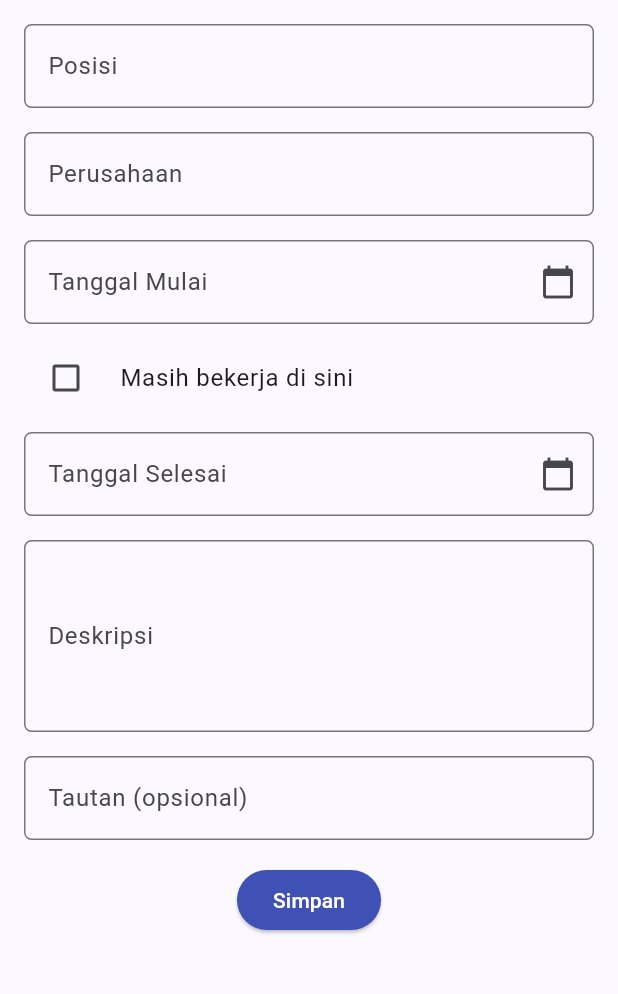
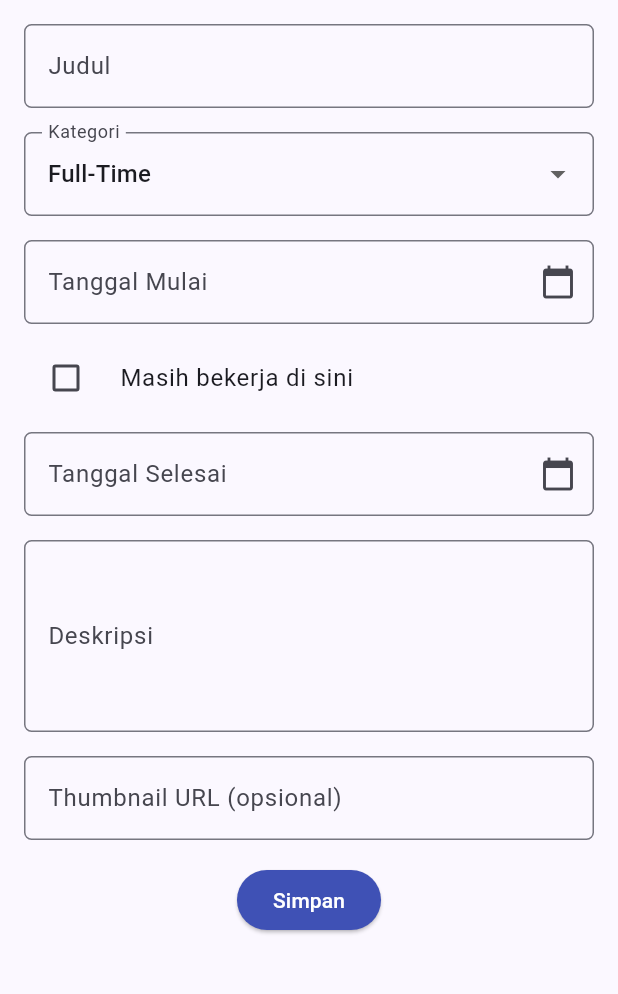
Before and after one commit to dyahzhafira/myportofolio_mobile, a Flutter app: the ExperienceFormPage screen opened directly, on a phone screen of 412 x 824 dp, the part 84-1078 px from its top. Run offline on Flutter 3.47's test engine with Material 3 defaults, Android fonts, the phone set to English and light mode, and no system bars.

Commit message:
fix: align experience form n hide menu snackbar

```diff
--- a/lib/screens/experience_form.dart
+++ b/lib/screens/experience_form.dart
@@ -11,24 +11,41 @@ class ExperienceFormPage extends StatefulWidget {
 
 class _ExperienceFormPageState extends State<ExperienceFormPage> {
   final _formKey = GlobalKey<FormState>();
-  final _positionCtrl = TextEditingController();
-  final _companyCtrl = TextEditingController();
+  final _titleCtrl = TextEditingController();
   final _startCtrl = TextEditingController();
   final _endCtrl = TextEditingController();
   final _descCtrl = TextEditingController();
-  final _linkCtrl = TextEditingController();
+  final _thumbnailCtrl = TextEditingController();
   DateTime? _start;
   DateTime? _end;
   bool _isCurrent = false;
+  String _category = 'Full-Time';
+
+  final List<String> _categories = [
+    'Internship',
+    'Research',
+    'Volunteer',
+    'Part-Time',
+    'Full-Time',
+    'Freelance',
+  ];
+
+  @override
+  void initState() {
+    super.initState();
+    // SnackBar dari card
+    WidgetsBinding.instance.addPostFrameCallback((_) {
+      if (mounted) ScaffoldMessenger.of(context).hideCurrentSnackBar();
+    });
+  }
 
   @override
   void dispose() {
-    _positionCtrl.dispose();
-    _companyCtrl.dispose();
+    _titleCtrl.dispose();
     _startCtrl.dispose();
     _endCtrl.dispose();
     _descCtrl.dispose();
-    _linkCtrl.dispose();
+    _thumbnailCtrl.dispose();
     super.dispose();
   }
 
@@ -58,11 +75,12 @@ class _ExperienceFormPageState extends State<ExperienceFormPage> {
     final link = value?.trim() ?? '';
     if (link.isEmpty) return null;
     final uri = Uri.tryParse(link);
+    // tryParse ga lempar error, jadi cek scheme dan host manual
     final valid =
         uri != null &&
         (uri.scheme == 'http' || uri.scheme == 'https') &&
         uri.host.isNotEmpty;
-    return valid ? null : 'Tautan harus diawali http:// atau https://';
+    return valid ? null : 'URL harus diawali http:// atau https://';
   }
 
   Future<void> _pickDate({required bool isStart}) async {
@@ -73,6 +91,7 @@ class _ExperienceFormPageState extends State<ExperienceFormPage> {
       lastDate: DateTime.now(),
     );
     if (picked == null) return;
+    // lastDate hari ini
     setState(() {
       if (isStart) {
         _start = picked;
@@ -90,6 +109,7 @@ class _ExperienceFormPageState extends State<ExperienceFormPage> {
       _start = null;
       _end = null;
       _isCurrent = false;
+      _category = 'Full-Time';
       _startCtrl.clear();
       _endCtrl.clear();
     });
@@ -105,12 +125,12 @@ class _ExperienceFormPageState extends State<ExperienceFormPage> {
           child: Column(
             crossAxisAlignment: CrossAxisAlignment.start,
             children: [
-              Text('Posisi: ${_positionCtrl.text.trim()}'),
-              Text('Perusahaan: ${_companyCtrl.text.trim()}'),
+              Text('Judul: ${_titleCtrl.text.trim()}'),
+              Text('Kategori: $_category'),
               Text('Mulai: ${_startCtrl.text}'),
               Text('Selesai: ${_isCurrent ? 'Sekarang' : _endCtrl.text}'),
               Text('Deskripsi: ${_descCtrl.text.trim()}'),
-              Text('Tautan: ${_linkCtrl.text.trim()}'),
+              Text('Thumbnail: ${_thumbnailCtrl.text.trim()}'),
             ],
           ),
         ),
@@ -146,17 +166,20 @@ class _ExperienceFormPageState extends State<ExperienceFormPage> {
               Padding(
                 padding: const EdgeInsets.all(8.0),
                 child: TextFormField(
-                  controller: _positionCtrl,
-                  decoration: _decoration('Posisi'),
-                  validator: (v) => _validateRequired(v, 'Posisi'),
+                  controller: _titleCtrl,
+                  decoration: _decoration('Judul'),
+                  validator: (v) => _validateRequired(v, 'Judul', max: 255),
                 ),
               ),
               Padding(
                 padding: const EdgeInsets.all(8.0),
-                child: TextFormField(
-                  controller: _companyCtrl,
-                  decoration: _decoration('Perusahaan'),
-                  validator: (v) => _validateRequired(v, 'Perusahaan'),
+                child: DropdownButtonFormField<String>(
+                  decoration: _decoration('Kategori'),
+                  initialValue: _category,
+                  items: _categories
+                      .map((c) => DropdownMenuItem(value: c, child: Text(c)))
+                      .toList(),
+                  onChanged: (value) => setState(() => _category = value!),
                 ),
               ),
               Padding(
@@ -199,6 +222,7 @@ class _ExperienceFormPageState extends State<ExperienceFormPage> {
                     suffix: const Icon(Icons.calendar_today),
                   ),
                   validator: (_) {
+                    // ended_at boleh kosong di django
                     if (_isCurrent) return null;
                     if (_end == null) return 'Tanggal selesai harus dipilih!';
                     if (_start != null && _end!.isBefore(_start!)) {
@@ -220,10 +244,10 @@ class _ExperienceFormPageState extends State<ExperienceFormPage> {
               Padding(
                 padding: const EdgeInsets.all(8.0),
                 child: TextFormField(
-                  controller: _linkCtrl,
+                  controller: _thumbnailCtrl,
                   keyboardType: TextInputType.url,
                   decoration: _decoration(
-                    'Tautan (opsional)',
+                    'Thumbnail URL (opsional)',
                     hint: 'https://...',
                   ),
                   validator: _validateLink,
--- a/lib/screens/project_form.dart
+++ b/lib/screens/project_form.dart
@@ -24,6 +24,15 @@ class _ProjectFormPageState extends State<ProjectFormPage> {
     'Data Science',
     'Other',
   ];
+
+  @override
+  void initState() {
+    super.initState();
+    // SnackBar dari card
+    WidgetsBinding.instance.addPostFrameCallback((_) {
+      if (mounted) ScaffoldMessenger.of(context).hideCurrentSnackBar();
+    });
+  }
 
   @override
   Widget build(BuildContext context) {
--- a/lib/widgets/left_drawer.dart
+++ b/lib/widgets/left_drawer.dart
@@ -37,6 +37,7 @@ class LeftDrawer extends StatelessWidget {
             leading: const Icon(Icons.home_outlined),
             title: const Text('Home'),
             onTap: () {
+              // pushReplacement: halaman lama dibuang, back ga numpuk
               Navigator.pushReplacement(
                 context,
                 MaterialPageRoute(builder: (context) => MyHomePage()),
```
Also changed, not shown: 1 other file.
